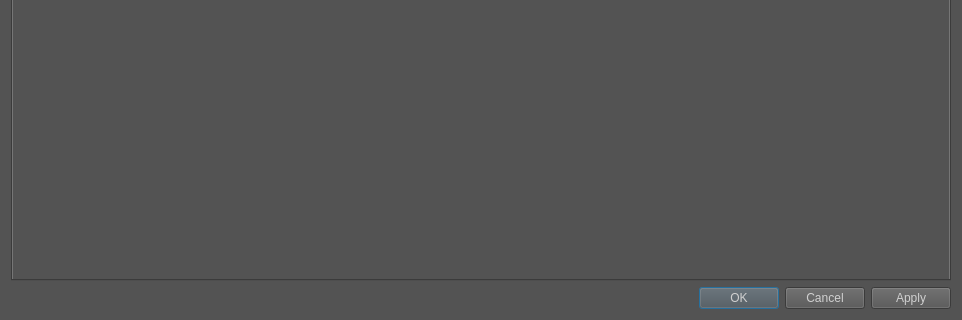
The window that View/Page/SystemSettingPage.ui (altay-brusan/etrek) describes before a commit, drawn with Qt 5; both pictures show x 0 to 962 and y 375 to 695 of the 962 by 695 pixel window.
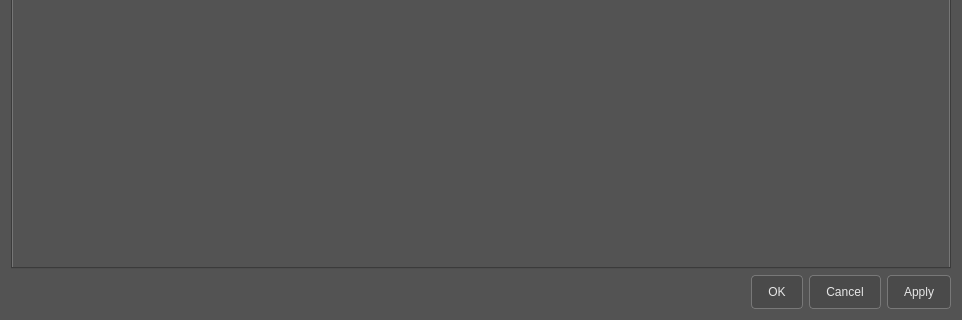
The same window after the commit.

Commit message:
Update QPushButton styles for consistent UI design
Enhanced QPushButton appearance and behavior across multiple `.ui` files:
- Added CSS-like styles for border, border-radius, background, text color, padding, and minimum height.
- Defined hover, pressed, focus, and disabled states for improved interactivity.
- Replaced `color: rgb(208, 208, 208);` with new button-specific styles.
- Updated `WorklistPage.ui` to include font size adjustments and consistent button styles.

These changes ensure a modern, unified, and polished user interface.

What changed in the file:
```diff
--- a/View/Page/SystemSettingPage.ui
+++ b/View/Page/SystemSettingPage.ui
@@ -107,7 +107,29 @@
       </font>
      </property>
      <property name="styleSheet">
-      <string notr="true">color: rgb(208, 208, 208);</string>
+      <string notr="true">QPushButton {
+    border: 1px solid rgb(120, 120, 120);
+    border-radius: 4px;
+    background: rgb(74, 74, 74);
+    color: rgb(230, 230, 230);
+    min-height: 24px;
+    padding: 4px 16px;
+}
+QPushButton:hover {
+    border-color: rgb(160, 160, 160);
+    background: rgb(92, 92, 92);
+}
+QPushButton:pressed {
+    background: rgb(64, 64, 64);
+}
+QPushButton:focus {
+    border-color: rgb(180, 180, 180);
+}
+QPushButton:disabled {
+    border-color: rgb(80, 80, 80);
+    background: rgb(60, 60, 60);
+    color: rgb(130, 130, 130);
+}</string>
      </property>
      <property name="standardButtons">
       <set>QDialogButtonBox::StandardButton::Apply|QDialogButtonBox::StandardButton::Cancel|QDialogButtonBox::StandardButton::Ok</set>
```
The commit also changes 3 other files.
